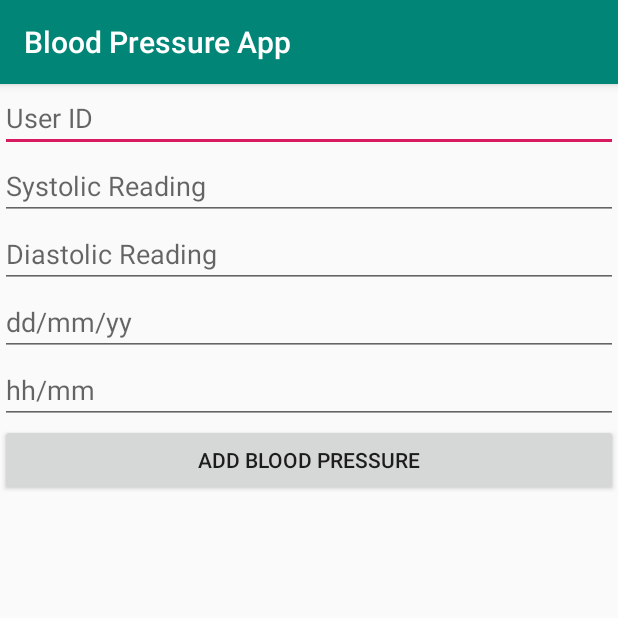
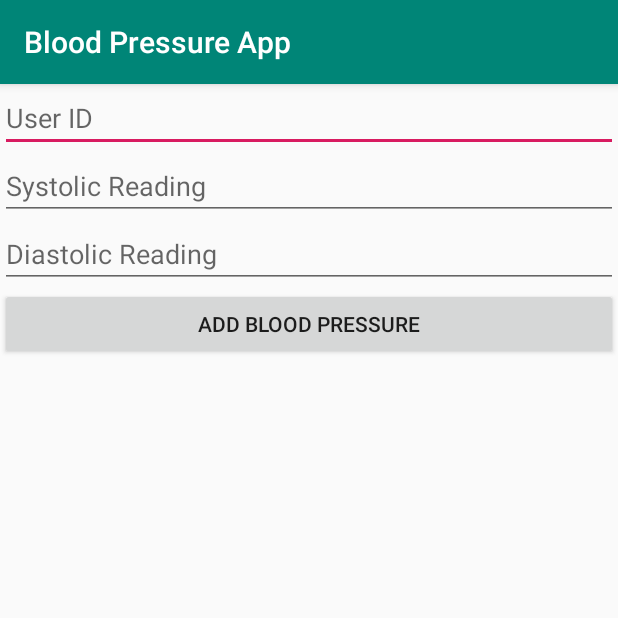
Before and after one commit to lastgitforlife/Android_Assignment_2, an Android app: the screen it shows after launch (MainActivity), after a tap on "ADD BLOOD PRESSURE", on a phone screen of 412 x 824 dp, the top half of it. Run offline under Robolectric (Android 15) with nearby library versions, the phone set to English and light mode, and no system bars; our stand-ins replace Firebase (no records; nobody signed in at launch, a user with empty details on screens opened directly).

Commit message:
Removed date and time fields and made them take current date and time. Added the hypertensive crisis popup. Formatted the list a little bit
Signed-off-by: Matthew Abrary <mabrary@my.bcit.ca>

```diff
--- a/app/src/main/java/com/example/assignment_2/BloodPressure.java
+++ b/app/src/main/java/com/example/assignment_2/BloodPressure.java
@@ -1,6 +1,7 @@
 package com.example.assignment_2;
 
 public class BloodPressure {
+
     String userId;
     String systolic;
     String diastolic;
--- a/app/src/main/java/com/example/assignment_2/MainActivity.java
+++ b/app/src/main/java/com/example/assignment_2/MainActivity.java
@@ -1,5 +1,6 @@
 package com.example.assignment_2;
 
+import android.content.DialogInterface;
 import android.os.Bundle;
 import android.text.TextUtils;
 import android.view.LayoutInflater;
@@ -23,8 +24,13 @@ import com.google.firebase.database.DatabaseReference;
 import com.google.firebase.database.FirebaseDatabase;
 import com.google.firebase.database.ValueEventListener;
 
+import java.text.SimpleDateFormat;
 import java.util.ArrayList;
+import java.util.Calendar;
+import java.util.Date;
 import java.util.List;
+import java.util.Locale;
+import java.util.SimpleTimeZone;
 
 public class MainActivity extends AppCompatActivity {
 
@@ -32,8 +38,6 @@ public class MainActivity extends AppCompatActivity {
     EditText editTextUserId;
     EditText editTextSystolic;
     EditText editTextDiastolic;
-    EditText editTextDate;
-    EditText editTextTime;
 
     Button buttonAddBlood;
 
@@ -53,8 +57,6 @@ public class MainActivity extends AppCompatActivity {
         editTextUserId = findViewById(R.id.editTextUserId);
         editTextSystolic = findViewById(R.id.editTextSystolic);
         editTextDiastolic = findViewById(R.id.editTextDiastolic);
-        editTextDate = findViewById(R.id.editTextDate);
-        editTextTime = findViewById(R.id.editTextTime);
         buttonAddBlood = findViewById(R.id.buttonAddBlood);
 
         buttonAddBlood.setOnClickListener(new View.OnClickListener() {
@@ -87,12 +89,23 @@ public class MainActivity extends AppCompatActivity {
 
     }
 
+    private void checkForCrisis(int systolic, int diastolic) {
+        if(systolic > 180 || diastolic > 120){
+            new AlertDialog.Builder(this)
+                    .setTitle("Warning")
+                    .setMessage("Your are experiencing a hypertensive crisis. Consult your doctor immediately.")
+                    .setIcon(android.R.drawable.ic_dialog_alert)
+                    .show();
+        }
+    }
+
     private void addBlood() {
         String userId = editTextUserId.getText().toString().trim();
         String systolic = editTextSystolic.getText().toString().trim();
         String diastolic = editTextDiastolic.getText().toString().trim();
-        String date = editTextDate.getText().toString().trim();
-        String time = editTextTime.getText().toString().trim();
+        Date datetime = Calendar.getInstance().getTime();
+        String date = new SimpleDateFormat("dd-MM-yyyy", Locale.CANADA).format(datetime);
+        String time = new SimpleDateFormat("HH:mm:ss", Locale.CANADA).format(datetime);
 
         if (TextUtils.isEmpty(userId)) {
             Toast.makeText(this, "You must enter a User Id.", Toast.LENGTH_LONG).show();
@@ -108,15 +121,7 @@ public class MainActivity extends AppCompatActivity {
             return;
         }
 
-        if (TextUtils.isEmpty(date)) {
-            Toast.makeText(this, "You must enter a date.", Toast.LENGTH_LONG).show();
-            return;
-        }
-
-        if (TextUtils.isEmpty(time)) {
-            Toast.makeText(this, "You must enter a time.", Toast.LENGTH_LONG).show();
-            return;
-        }
+        checkForCrisis(Integer.parseInt(systolic), Integer.parseInt(diastolic));
 
         BloodPressure bloodPressure = new BloodPressure(userId, systolic, diastolic, date, time);
 
@@ -130,8 +135,6 @@ public class MainActivity extends AppCompatActivity {
                 editTextUserId.setText("");
                 editTextSystolic.setText("");
                 editTextDiastolic.setText("");
-                editTextDate.setText("");
-                editTextTime.setText("");
             }
         });
 
@@ -170,6 +173,8 @@ public class MainActivity extends AppCompatActivity {
 
     private void updateBlood(String userId, String systolic, String diastolic, String date, String time) {
         DatabaseReference dbRef = databaseBlood.child(userId).child(date + "-" + time);
+
+        checkForCrisis(Integer.parseInt(systolic), Integer.parseInt(diastolic));
 
         BloodPressure bloodPressure = new BloodPressure(userId, systolic,diastolic, date, time);
 
--- a/app/src/main/res/layout/activity_main.xml
+++ b/app/src/main/res/layout/activity_main.xml
@@ -38,22 +38,6 @@
                 android:hint="@string/hintDiastolic"
                 android:inputType="numberDecimal" />
 
-            <EditText
-                android:id="@+id/editTextDate"
-                android:layout_width="match_parent"
-                android:layout_height="wrap_content"
-                android:ems="10"
-                android:hint="@string/hintDate"
-                android:inputType="date" />
-
-            <EditText
-                android:id="@+id/editTextTime"
-                android:layout_width="match_parent"
-                android:layout_height="wrap_content"
-                android:ems="10"
-                android:hint="@string/hintTime"
-                android:inputType="time" />
-
             <Button
                 android:id="@+id/buttonAddBlood"
                 android:layout_width="match_parent"
--- a/app/src/main/res/layout/update_dialoge.xml
+++ b/app/src/main/res/layout/update_dialoge.xml
@@ -10,7 +10,7 @@
         android:layout_width="match_parent"
         android:layout_height="wrap_content"
         android:ems="10"
-        android:hint="@string/hintUserId"
+        android:hint="@string/hintSystolic"
         android:inputType="textPersonName" />
 
     <EditText
@@ -18,7 +18,7 @@
         android:layout_width="match_parent"
         android:layout_height="wrap_content"
         android:ems="10"
-        android:hint="@string/hintSystolic"
+        android:hint="@string/hintDiastolic"
         android:inputType="textPersonName" />
 
     <Button
```
Also changed, not shown: app/src/main/java/com/example/assignment_2/BloodPressureListAdapter.java (+4 -3 lines), app/src/main/res/layout/list_layout.xml (+7 -0 lines).
